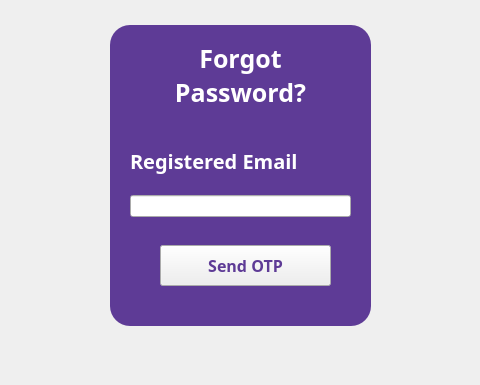
Old version of the form qt/forgotpass.ui in the repository e-zeks/softeng; both pictures show x 240 to 720 and y 155 to 540 of the 960 by 540 pixel window.
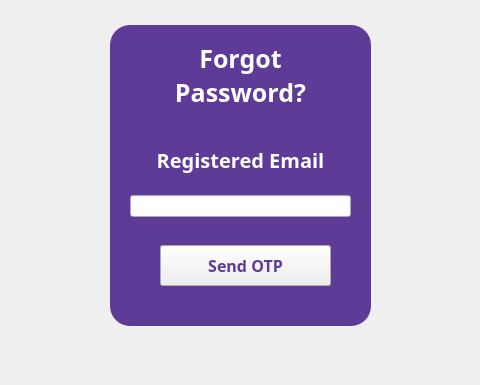
New version of the form. Icons and pictures are not drawn.

The edit to the form file:
```diff
--- a/qt/forgotpass.ui
+++ b/qt/forgotpass.ui
@@ -76,9 +76,9 @@
    <widget class="QLabel" name="label_3">
     <property name="geometry">
      <rect>
-      <x>370</x>
+      <x>360</x>
       <y>290</y>
-      <width>191</width>
+      <width>241</width>
       <height>51</height>
      </rect>
     </property>
@@ -96,7 +96,7 @@
 }</string>
     </property>
     <property name="text">
-     <string>Registered Email</string>
+     <string>&lt;html&gt;&lt;head/&gt;&lt;body&gt;&lt;p align=&quot;center&quot;&gt;Registered Email&lt;/p&gt;&lt;/body&gt;&lt;/html&gt;</string>
     </property>
    </widget>
    <widget class="QLineEdit" name="registered_email">
```
